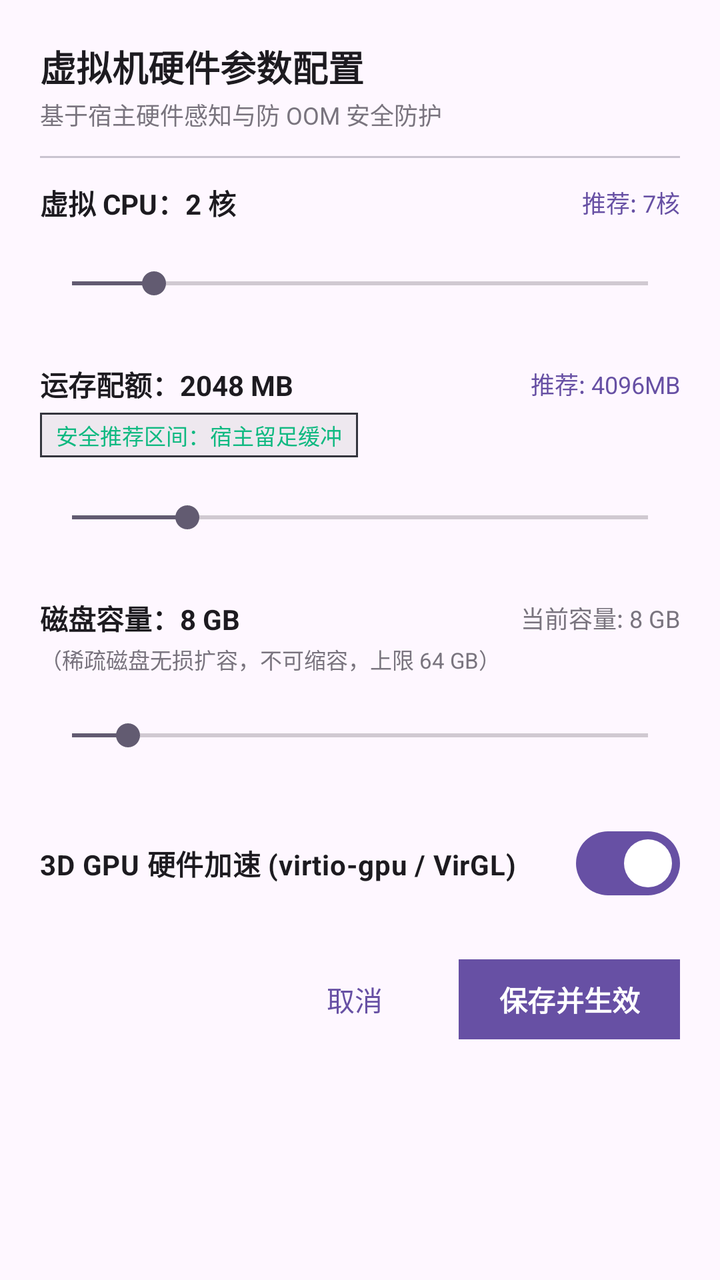
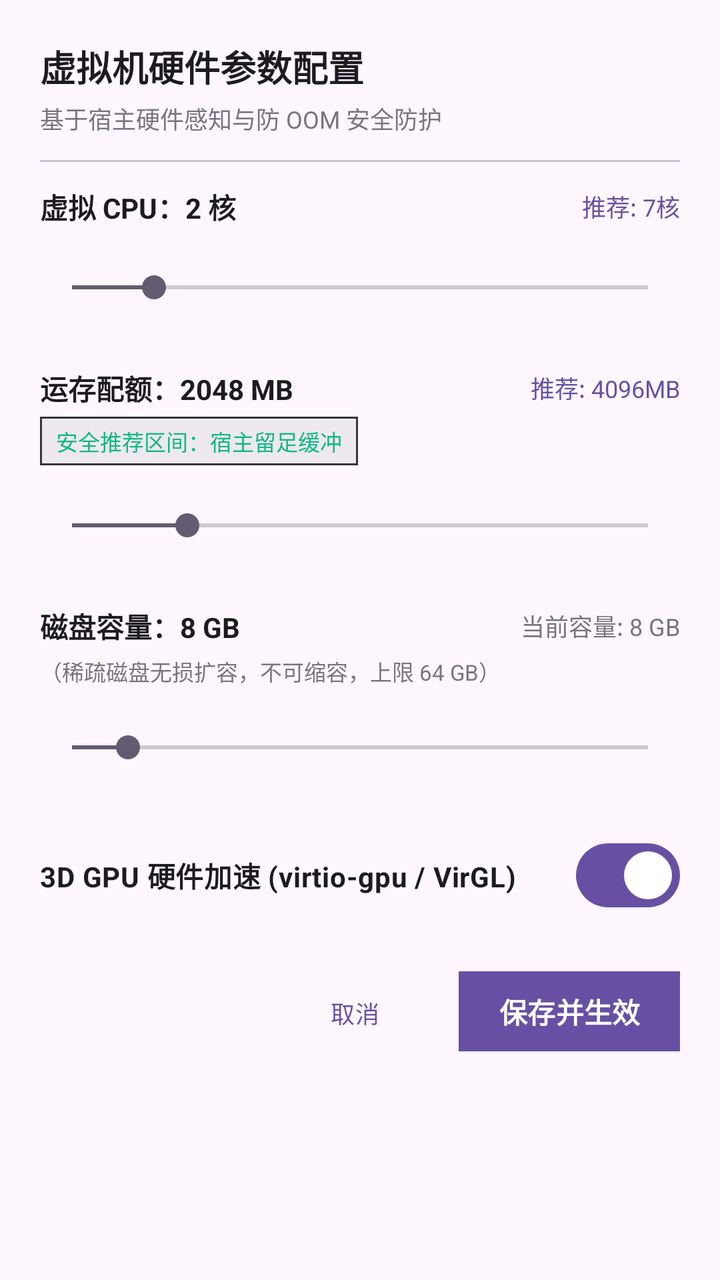

An Android layout rendered at two revisions. The XML below is the earlier revision; the diff shows what the commit changed to produce the second picture.
<!-- AndroidManifest.xml: application theme Theme.Orchestella -->
<!-- res/layout/layout_vm_hardware_config_dialog.xml -->
<?xml version="1.0" encoding="utf-8"?>
<ScrollView xmlns:android="http://schemas.android.com/apk/res/android"
    xmlns:app="http://schemas.android.com/apk/res-auto"
    android:layout_width="match_parent"
    android:layout_height="wrap_content">

    <LinearLayout
        android:layout_width="match_parent"
        android:layout_height="wrap_content"
        android:orientation="vertical"
        android:padding="20dp">

        <TextView
            android:layout_width="wrap_content"
            android:layout_height="wrap_content"
            android:text="@string/hardware_dialog_title"
            android:textSize="18sp"
            android:textStyle="bold"
            android:textColor="?attr/colorOnSurface" />

        <TextView
            android:layout_width="wrap_content"
            android:layout_height="wrap_content"
            android:layout_marginTop="2dp"
            android:text="基于宿主硬件感知与防 OOM 安全防护"
            android:textSize="12sp"
            android:textColor="?attr/colorOutline" />

        <View
            android:layout_width="match_parent"
            android:layout_height="1dp"
            android:layout_marginTop="12dp"
            android:layout_marginBottom="12dp"
            android:background="?attr/colorOutlineVariant" />

        
        <LinearLayout
            android:layout_width="match_parent"
            android:layout_height="wrap_content"
            android:orientation="horizontal"
            android:gravity="center_vertical">

            <TextView
                android:id="@+id/hw_vcpu_label"
                android:layout_width="0dp"
                android:layout_height="wrap_content"
                android:layout_weight="1"
                android:text="虚拟 CPU：2 核"
                android:textSize="14sp"
                android:textStyle="bold"
                android:textColor="?attr/colorOnSurface" />

            <TextView
                android:id="@+id/hw_vcpu_rec_badge"
                android:layout_width="wrap_content"
                android:layout_height="wrap_content"
                android:text="推荐: 7核"
                android:textSize="12sp"
                android:textColor="?attr/colorPrimary" />
        </LinearLayout>

        <SeekBar
            android:id="@+id/hw_vcpu_seekbar"
            android:layout_width="match_parent"
            android:layout_height="wrap_content"
            android:minHeight="48dp"
            android:layout_marginTop="6dp"
            android:max="7"
            android:progress="1" />

        
        <LinearLayout
            android:layout_width="match_parent"
            android:layout_height="wrap_content"
            android:layout_marginTop="16dp"
            android:orientation="horizontal"
            android:gravity="center_vertical">

            <TextView
                android:id="@+id/hw_ram_label"
                android:layout_width="0dp"
                android:layout_height="wrap_content"
                android:layout_weight="1"
                android:text="运存配额：2048 MB"
                android:textSize="14sp"
                android:textStyle="bold"
                android:textColor="?attr/colorOnSurface" />

            <TextView
                android:id="@+id/hw_ram_rec_badge"
                android:layout_width="wrap_content"
                android:layout_height="wrap_content"
                android:text="推荐: 4096MB"
                android:textSize="12sp"
                android:textColor="?attr/colorPrimary" />
        </LinearLayout>

        <TextView
            android:id="@+id/hw_ram_zone_status"
            android:layout_width="wrap_content"
            android:layout_height="wrap_content"
            android:layout_marginTop="4dp"
            android:background="@drawable/bg_status_badge"
            android:paddingStart="8dp"
            android:paddingTop="3dp"
            android:paddingEnd="8dp"
            android:paddingBottom="3dp"
            android:text="@string/hardware_ram_zone_green"
            android:textSize="11sp"
            android:textColor="@color/zone_green" />

        <SeekBar
            android:id="@+id/hw_ram_seekbar"
            android:layout_width="match_parent"
            android:layout_height="wrap_content"
            android:minHeight="48dp"
            android:layout_marginTop="6dp"
            android:max="30"
            android:progress="6" />

        
        <LinearLayout
            android:layout_width="match_parent"
            android:layout_height="wrap_content"
            android:layout_marginTop="16dp"
            android:orientation="horizontal"
            android:gravity="center_vertical">

            <TextView
                android:id="@+id/hw_disk_label"
                android:layout_width="0dp"
                android:layout_height="wrap_content"
                android:layout_weight="1"
                android:text="磁盘容量：8 GB"
                android:textSize="14sp"
                android:textStyle="bold"
                android:textColor="?attr/colorOnSurface" />

            <TextView
                android:id="@+id/hw_disk_status"
                android:layout_width="wrap_content"
                android:layout_height="wrap_content"
                android:text="当前容量: 8 GB"
                android:textSize="12sp"
                android:textColor="?attr/colorOutline" />
        </LinearLayout>

        <TextView
            android:layout_width="match_parent"
            android:layout_height="wrap_content"
            android:layout_marginTop="2dp"
            android:text="@string/hardware_disk_notice"
            android:textSize="11sp"
            android:textColor="?attr/colorOutline" />

        <SeekBar
            android:id="@+id/hw_disk_seekbar"
            android:layout_width="match_parent"
            android:layout_height="wrap_content"
            android:minHeight="48dp"
            android:layout_marginTop="6dp"
            android:max="62"
            android:progress="6" />

        
        <com.google.android.material.materialswitch.MaterialSwitch
            android:id="@+id/hw_gpu_switch"
            android:layout_width="match_parent"
            android:layout_height="wrap_content"
            android:layout_marginTop="16dp"
            android:text="@string/hardware_gpu_label"
            android:checked="true"
            android:textSize="14sp"
            android:textStyle="bold" />

        
        <LinearLayout
            android:layout_width="match_parent"
            android:layout_height="wrap_content"
            android:layout_marginTop="20dp"
            android:orientation="horizontal"
            android:gravity="end">

            <com.google.android.material.button.MaterialButton
                android:id="@+id/hw_btn_cancel"
                style="@style/Widget.Material3.Button.TextButton"
                android:layout_width="wrap_content"
                android:layout_height="wrap_content"
                android:minHeight="48dp"
                app:cornerRadius="0dp"
                android:paddingStart="16dp"
                android:paddingEnd="16dp"
                android:layout_marginEnd="8dp"
                android:text="@string/hardware_cancel_btn" />

            <com.google.android.material.button.MaterialButton
                android:id="@+id/hw_btn_save"
                style="@style/Widget.Material3.Button"
                android:layout_width="wrap_content"
                android:layout_height="wrap_content"
                android:minHeight="48dp"
                app:cornerRadius="0dp"
                android:paddingStart="20dp"
                android:paddingEnd="20dp"
                android:textStyle="bold"
                android:text="@string/hardware_save_btn" />
        </LinearLayout>

    </LinearLayout>

</ScrollView>
<!-- resources referenced by this layout -->
<resources>
  <color name="zone_green">#10B981</color>
  <!-- drawable bg_status_badge (drawable) -->
  <?xml version="1.0" encoding="utf-8"?>
  <shape xmlns:android="http://schemas.android.com/apk/res/android"
      android:shape="rectangle">
      <corners android:radius="0dp" />
      <solid android:color="#20808080" />
      <stroke
          android:width="1dp"
          android:color="#34353D" />
  </shape>
  <string name="hardware_cancel_btn">取消</string>
  <string name="hardware_dialog_title">虚拟机硬件参数配置</string>
  <string name="hardware_disk_notice">（稀疏磁盘无损扩容，不可缩容，上限 64 GB）</string>
  <string name="hardware_gpu_label">3D GPU 硬件加速 (virtio-gpu / VirGL)</string>
  <string name="hardware_ram_zone_green">安全推荐区间：宿主留足缓冲</string>
  <string name="hardware_save_btn">保存并生效</string>
  <style name="Theme.Orchestella" parent="Theme.Material3.DayNight.NoActionBar">
          <item name="android:fontFamily">sans-serif</item>
          <item name="android:windowActionModeOverlay">true</item>
          <item name="android:statusBarColor">@android:color/transparent</item>
          <item name="android:navigationBarColor">@android:color/transparent</item>
          
          <item name="android:windowAnimationStyle">@style/Animation.Orchestella.Activity</item>
      </style>
  <style name="Animation.Orchestella.Activity" parent="@android:style/Animation.Activity">
          <item name="android:activityOpenEnterAnimation">@anim/oe_activity_open_enter</item>
          <item name="android:activityOpenExitAnimation">@anim/oe_activity_open_exit</item>
          <item name="android:activityCloseEnterAnimation">@anim/oe_activity_close_enter</item>
          <item name="android:activityCloseExitAnimation">@anim/oe_activity_close_exit</item>
          <item name="android:taskOpenEnterAnimation">@anim/oe_activity_open_enter</item>
          <item name="android:taskOpenExitAnimation">@anim/oe_activity_open_exit</item>
          <item name="android:taskCloseEnterAnimation">@anim/oe_activity_close_enter</item>
          <item name="android:taskCloseExitAnimation">@anim/oe_activity_close_exit</item>
          <item name="android:taskToFrontEnterAnimation">@anim/oe_activity_open_enter</item>
          <item name="android:taskToFrontExitAnimation">@anim/oe_activity_open_exit</item>
          <item name="android:taskToBackEnterAnimation">@anim/oe_activity_close_enter</item>
          <item name="android:taskToBackExitAnimation">@anim/oe_activity_close_exit</item>
          <item name="android:launchTaskBehindTargetAnimation">@anim/oe_launch_behind_target</item>
          <item name="android:launchTaskBehindSourceAnimation">@anim/oe_launch_behind_source</item>
      </style>
</resources>

<!-- the commit's change to res/layout/layout_vm_hardware_config_dialog.xml (unified diff, before → after) -->
@@ -8,7 +8,7 @@
         android:layout_width="match_parent"
         android:layout_height="wrap_content"
         android:orientation="vertical"
-        android:padding="20dp">
+        android:padding="@dimen/oe_space_xl">
 
         <TextView
             android:layout_width="wrap_content"
@@ -21,7 +21,7 @@
         <TextView
             android:layout_width="wrap_content"
             android:layout_height="wrap_content"
-            android:layout_marginTop="2dp"
+            android:layout_marginTop="@dimen/oe_space_xs"
             android:text="基于宿主硬件感知与防 OOM 安全防护"
             android:textSize="12sp"
             android:textColor="?attr/colorOutline" />
@@ -29,8 +29,8 @@
         <View
             android:layout_width="match_parent"
             android:layout_height="1dp"
-            android:layout_marginTop="12dp"
-            android:layout_marginBottom="12dp"
+            android:layout_marginTop="@dimen/oe_space_md"
+            android:layout_marginBottom="@dimen/oe_space_md"
             android:background="?attr/colorOutlineVariant" />
 
         
@@ -64,7 +64,7 @@
             android:layout_width="match_parent"
             android:layout_height="wrap_content"
             android:minHeight="48dp"
-            android:layout_marginTop="6dp"
+            android:layout_marginTop="@dimen/oe_icon_inline_gap"
             android:max="7"
             android:progress="1" />
 
@@ -72,7 +72,7 @@
         <LinearLayout
             android:layout_width="match_parent"
             android:layout_height="wrap_content"
-            android:layout_marginTop="16dp"
+            android:layout_marginTop="@dimen/oe_space_lg"
             android:orientation="horizontal"
             android:gravity="center_vertical">
 
@@ -99,12 +99,12 @@
             android:id="@+id/hw_ram_zone_status"
             android:layout_width="wrap_content"
             android:layout_height="wrap_content"
-            android:layout_marginTop="4dp"
+            android:layout_marginTop="@dimen/oe_space_xs"
             android:background="@drawable/bg_status_badge"
-            android:paddingStart="8dp"
-            android:paddingTop="3dp"
-            android:paddingEnd="8dp"
-            android:paddingBottom="3dp"
+            android:paddingStart="@dimen/oe_space_sm"
+            android:paddingTop="@dimen/oe_space_xs"
+            android:paddingEnd="@dimen/oe_space_sm"
+            android:paddingBottom="@dimen/oe_space_xs"
             android:text="@string/hardware_ram_zone_green"
             android:textSize="11sp"
             android:textColor="@color/zone_green" />
@@ -114,7 +114,7 @@
             android:layout_width="match_parent"
             android:layout_height="wrap_content"
             android:minHeight="48dp"
-            android:layout_marginTop="6dp"
+            android:layout_marginTop="@dimen/oe_icon_inline_gap"
             android:max="30"
             android:progress="6" />
 
@@ -122,7 +122,7 @@
         <LinearLayout
             android:layout_width="match_parent"
             android:layout_height="wrap_content"
-            android:layout_marginTop="16dp"
+            android:layout_marginTop="@dimen/oe_space_lg"
             android:orientation="horizontal"
             android:gravity="center_vertical">
 
@@ -148,7 +148,7 @@
         <TextView
             android:layout_width="match_parent"
             android:layout_height="wrap_content"
-            android:layout_marginTop="2dp"
+            android:layout_marginTop="@dimen/oe_space_xs"
             android:text="@string/hardware_disk_notice"
             android:textSize="11sp"
             android:textColor="?attr/colorOutline" />
@@ -158,7 +158,7 @@
             android:layout_width="match_parent"
             android:layout_height="wrap_content"
             android:minHeight="48dp"
-            android:layout_marginTop="6dp"
+            android:layout_marginTop="@dimen/oe_icon_inline_gap"
             android:max="62"
             android:progress="6" />
 
@@ -167,7 +167,7 @@
             android:id="@+id/hw_gpu_switch"
             android:layout_width="match_parent"
             android:layout_height="wrap_content"
-            android:layout_marginTop="16dp"
+            android:layout_marginTop="@dimen/oe_space_lg"
             android:text="@string/hardware_gpu_label"
             android:checked="true"
             android:textSize="14sp"
@@ -177,20 +177,20 @@
         <LinearLayout
             android:layout_width="match_parent"
             android:layout_height="wrap_content"
-            android:layout_marginTop="20dp"
+            android:layout_marginTop="@dimen/oe_space_xl"
             android:orientation="horizontal"
             android:gravity="end">
 
             <com.google.android.material.button.MaterialButton
                 android:id="@+id/hw_btn_cancel"
-                style="@style/Widget.Material3.Button.TextButton"
+                style="@style/Widget.Orchestella.Button.Text"
                 android:layout_width="wrap_content"
                 android:layout_height="wrap_content"
                 android:minHeight="48dp"
                 app:cornerRadius="0dp"
-                android:paddingStart="16dp"
-                android:paddingEnd="16dp"
-                android:layout_marginEnd="8dp"
+                android:paddingStart="@dimen/oe_space_lg"
+                android:paddingEnd="@dimen/oe_space_lg"
+                android:layout_marginEnd="@dimen/oe_space_sm"
                 android:text="@string/hardware_cancel_btn" />
 
             <com.google.android.material.button.MaterialButton
@@ -200,8 +200,8 @@
                 android:layout_height="wrap_content"
                 android:minHeight="48dp"
                 app:cornerRadius="0dp"
-                android:paddingStart="20dp"
-                android:paddingEnd="20dp"
+                android:paddingStart="@dimen/oe_space_xl"
+                android:paddingEnd="@dimen/oe_space_xl"
                 android:textStyle="bold"
                 android:text="@string/hardware_save_btn" />
         </LinearLayout>
<!-- resource entries referenced after the edit -->
@@ -1,6 +1,12 @@
 <!-- resources referenced by this layout -->
 <resources>
   <color name="zone_green">#10B981</color>
+  <dimen name="oe_icon_inline_gap">6dp</dimen>
+  <dimen name="oe_space_lg">16dp</dimen>
+  <dimen name="oe_space_md">12dp</dimen>
+  <dimen name="oe_space_sm">8dp</dimen>
+  <dimen name="oe_space_xl">20dp</dimen>
+  <dimen name="oe_space_xs">4dp</dimen>
   <!-- drawable bg_status_badge (drawable) -->
   <?xml version="1.0" encoding="utf-8"?>
   <shape xmlns:android="http://schemas.android.com/apk/res/android"
@@ -17,6 +23,10 @@
   <string name="hardware_gpu_label">3D GPU 硬件加速 (virtio-gpu / VirGL)</string>
   <string name="hardware_ram_zone_green">安全推荐区间：宿主留足缓冲</string>
   <string name="hardware_save_btn">保存并生效</string>
+  <style name="Widget.Orchestella.Button.Text" parent="Widget.Material3.Button.TextButton">
+          <item name="cornerRadius">@dimen/oe_corner_md</item>
+          <item name="android:textAppearance">@style/TextAppearance.Orchestella.LabelEmphasized</item>
+      </style>
   <style name="Theme.Orchestella" parent="Theme.Material3.DayNight.NoActionBar">
           <item name="android:fontFamily">sans-serif</item>
           <item name="android:windowActionModeOverlay">true</item>
@@ -24,6 +34,10 @@
           <item name="android:navigationBarColor">@android:color/transparent</item>
           
           <item name="android:windowAnimationStyle">@style/Animation.Orchestella.Activity</item>
+      </style>
+  <dimen name="oe_corner_md">12dp</dimen>
+  <style name="TextAppearance.Orchestella.LabelEmphasized" parent="TextAppearance.Material3.LabelMedium">
+          <item name="android:letterSpacing">0.02</item>
       </style>
   <style name="Animation.Orchestella.Activity" parent="@android:style/Animation.Activity">
           <item name="android:activityOpenEnterAnimation">@anim/oe_activity_open_enter</item>
